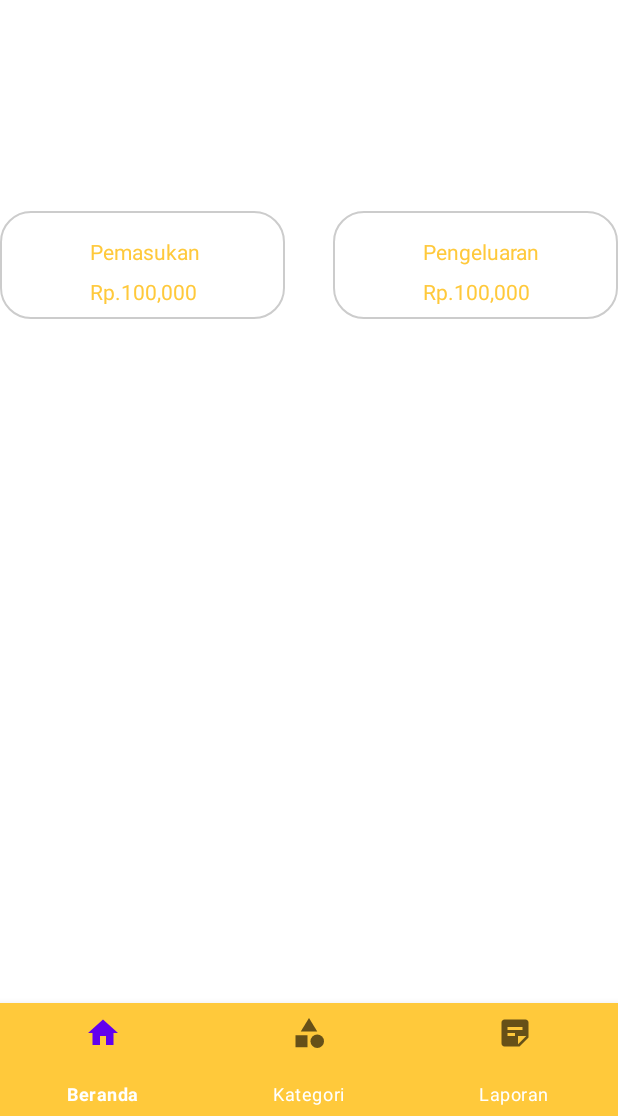
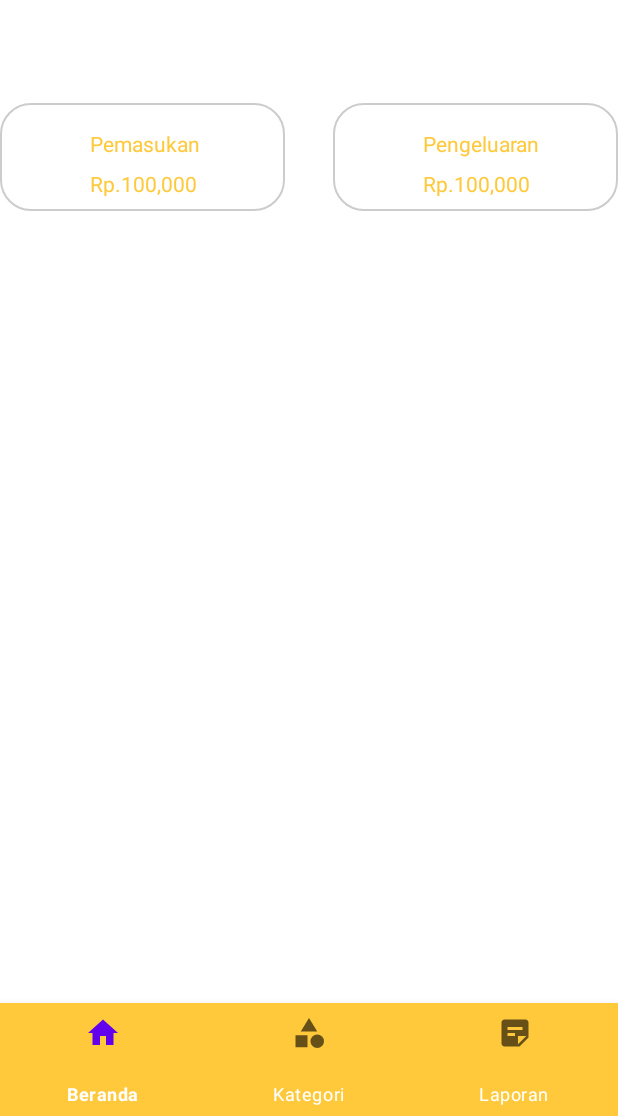
Before and after one commit to putriramadani/FinancialRecords, an Android app: the fragment DashboardTabFragment placed in its activity, on a phone screen of 412 x 824 dp, the part 120-1236 px from its top. Run offline under Robolectric (Android 15) with nearby library versions, the phone set to English and light mode, and no system bars; our stand-ins replace Firebase (no records; nobody signed in at launch, a user with empty details on screens opened directly).

Commit message:
masih error dikit

```diff
--- a/FinancialRecords/app/src/main/java/id/ac/polman/astra/kelompok2/financialrecords/ui/fragment/DashboardListFragment.java
+++ b/FinancialRecords/app/src/main/java/id/ac/polman/astra/kelompok2/financialrecords/ui/fragment/DashboardListFragment.java
@@ -1,4 +1,5 @@
 package id.ac.polman.astra.kelompok2.financialrecords.ui.fragment;
+
 
 import android.os.Bundle;
 import android.util.Log;
@@ -10,47 +11,87 @@ import android.widget.TextView;
 import androidx.annotation.NonNull;
 import androidx.annotation.Nullable;
 import androidx.fragment.app.Fragment;
-import androidx.lifecycle.ViewModelProvider;
 import androidx.recyclerview.widget.LinearLayoutManager;
 import androidx.recyclerview.widget.RecyclerView;
 
+import com.google.android.gms.tasks.OnCompleteListener;
+import com.google.android.gms.tasks.OnFailureListener;
+import com.google.android.gms.tasks.Task;
+import com.google.firebase.auth.FirebaseAuth;
+import com.google.firebase.auth.FirebaseUser;
+import com.google.firebase.firestore.DocumentSnapshot;
+import com.google.firebase.firestore.FirebaseFirestore;
+import com.google.firebase.firestore.QueryDocumentSnapshot;
+import com.google.firebase.firestore.QuerySnapshot;
+
+import java.util.ArrayList;
 import java.util.List;
 
 import id.ac.polman.astra.kelompok2.financialrecords.R;
-import id.ac.polman.astra.kelompok2.financialrecords.ViewModel.DashboardListViewModel;
+import id.ac.polman.astra.kelompok2.financialrecords.adapter.RecyclerAdapter;
 import id.ac.polman.astra.kelompok2.financialrecords.model.DashboardModel;
 
 public class DashboardListFragment extends Fragment {
-    private static final String TAG = DashboardListFragment.class.getSimpleName();
+    private View objectKTF;
 
-    private RecyclerView mDashboardRecyclerView;
-    private DashboardListViewModel mDashboardListViewModel;
-    private LaporanAdapter mAdapter;
+    List<DashboardModel> listDashboard = new ArrayList<>();
+    RecyclerView mRecyclerView;
+    RecyclerView.LayoutManager mLayoutManager;
+    FirebaseFirestore db;
+    LaporanAdapter mAdapter;
 
-    public static DashboardListFragment newInstance() { return new DashboardListFragment(); }
+    @Override
+    public View onCreateView(LayoutInflater inflater, ViewGroup container, Bundle savedInstanceState) {
+        objectKTF = inflater.inflate(R.layout.fragment_dashboard_list, container, false);
 
-    private void updateUI(){
-        List<DashboardModel> dashboardModels = mDashboardListViewModel.getDashboardModels();
-        Log.e(TAG, "Total Kategori : " + dashboardModels.size());
-        mAdapter = new LaporanAdapter(dashboardModels);
-        mDashboardRecyclerView.setAdapter(mAdapter);
+        mRecyclerView = objectKTF.findViewById(R.id.dashboard_recycler_view);
+
+        db = FirebaseFirestore.getInstance();
+
+        mRecyclerView.setHasFixedSize(true);
+        mLayoutManager = new LinearLayoutManager(getContext());
+        mRecyclerView.setLayoutManager(mLayoutManager);
+
+
+
+        showData();
+
+        return objectKTF;
     }
 
+    private void showData() {
+        FirebaseAuth firebaseAuth = FirebaseAuth.getInstance();
+        FirebaseUser firebaseUser = firebaseAuth.getCurrentUser();
+        String email = firebaseUser.getEmail();
+        db.collection("user").document(email)
+                .collection("Laporan").get()
+                .addOnCompleteListener(new OnCompleteListener<QuerySnapshot>() {
                     @Override
-    public void onCreate(@Nullable Bundle savedInstanceState) {
-        super.onCreate(savedInstanceState);
-//        FirebaseApp.initializeApp(getContext());
-        mDashboardListViewModel = new ViewModelProvider(this).get(DashboardListViewModel.class);
-
+                    public void onComplete(@NonNull Task<QuerySnapshot> task) {
+                        if (task.isSuccessful()) {
+                            for (QueryDocumentSnapshot document : task.getResult()) {
+                                DashboardModel dashboardModel = new DashboardModel();
+                                dashboardModel.setJenis_kategori(document.getLong("jenis_kategori").intValue());
+                                Log.e("Login", "jenis kategori :" + dashboardModel.getJenis_kategori());
+                                dashboardModel.setJumlah((document.getLong("jumlah").intValue()));
+                                Log.e("Login", "jumlah :" + dashboardModel.getJumlah());
+                                dashboardModel.setKategori(document.getString("kategori"));
+                                Log.e("Login", "kategori :" + dashboardModel.getKategori());
+                                dashboardModel.setTanggal(document.getDate("tanggal"));
+                                Log.e("Login", "tanggal :" + dashboardModel.getTanggal());
+                                listDashboard.add(dashboardModel);
                             }
-
+                        }
+                        mAdapter = new LaporanAdapter(listDashboard);
+                        mRecyclerView.setAdapter(mAdapter);
+                    }
+                })
+                .addOnFailureListener(new OnFailureListener() {
                     @Override
-    public View onCreateView(@NonNull LayoutInflater inflater, @Nullable ViewGroup container, @Nullable Bundle savedInstanceState) {
-        View view = inflater.inflate(R.layout.fragment_dashboard_list, container, false);
-        mDashboardRecyclerView = (RecyclerView) view.findViewById(R.id.dashboard_recycler_view);
-        mDashboardRecyclerView.setLayoutManager(new LinearLayoutManager(getActivity()));
-        updateUI();
-        return view;
+                    public void onFailure(@NonNull Exception e) {
+                        Log.e("TAG", e.getMessage());
+                    }
+                });
     }
 
     private class LaporanHolder extends RecyclerView.ViewHolder {
@@ -68,8 +109,10 @@ public class DashboardListFragment extends Fragment {
 
         public void bind(DashboardModel dashboardModel) {
             mDashboardModel = dashboardModel;
+            Log.e("Kategori", mDashboardModel.getKategori());
+            Log.e("Jumlah", String.valueOf(mDashboardModel.getJumlah()));
             mKategoriTextView.setText(mDashboardModel.getKategori());
-            mTotalTextView.setText(mDashboardModel.getJumlah());
+            mTotalTextView.setText(String.valueOf(mDashboardModel.getJumlah()));
         }
     }
 
--- a/FinancialRecords/app/src/main/java/id/ac/polman/astra/kelompok2/financialrecords/ui/fragment/DashboardTabFragment.java
+++ b/FinancialRecords/app/src/main/java/id/ac/polman/astra/kelompok2/financialrecords/ui/fragment/DashboardTabFragment.java
@@ -1,24 +1,32 @@
 package id.ac.polman.astra.kelompok2.financialrecords.ui.fragment;
 
+import android.content.Intent;
 import android.os.Bundle;
 import android.view.LayoutInflater;
 import android.view.View;
 import android.view.ViewGroup;
+import android.widget.Button;
 
 import androidx.annotation.NonNull;
 import androidx.annotation.Nullable;
 import androidx.appcompat.app.AppCompatActivity;
 import androidx.fragment.app.Fragment;
 import androidx.fragment.app.FragmentManager;
+import androidx.fragment.app.FragmentTransaction;
 
 import com.google.firebase.auth.FirebaseAuth;
+import com.google.firebase.auth.FirebaseUser;
 
 import id.ac.polman.astra.kelompok2.financialrecords.R;
+import id.ac.polman.astra.kelompok2.financialrecords.ui.activity.HomeActivity;
+import id.ac.polman.astra.kelompok2.financialrecords.ui.activity.LoginActivity;
+import id.ac.polman.astra.kelompok2.financialrecords.ui.activity.ProfileActivity;
 
 public class DashboardTabFragment extends Fragment {
 
     private View objectDTF;
     private FirebaseAuth firebaseAuth;
+    Button mLogoutBtn;
 
 //    @Override
 //    protected void onCreate(@Nullable Bundle savedInstanceState) {
@@ -39,6 +47,16 @@ public class DashboardTabFragment extends Fragment {
     @Override
     public View onCreateView(LayoutInflater inflater, ViewGroup container, Bundle savedInstanceState) {
         objectDTF = inflater.inflate(R.layout.dashboard_tab_fragment, container, false);
+
         return objectDTF;
     }
+
+    @Override
+    public void onViewCreated(View view, Bundle savedInstanceState) {
+
+        Fragment childFragment = new DashboardListFragment();
+        FragmentTransaction transaction = getChildFragmentManager().beginTransaction();
+        transaction.replace(R.id.child_fragment_container, childFragment).commit();
+    }
+
 }
--- a/FinancialRecords/app/src/main/res/layout/dashboard_tab_fragment.xml
+++ b/FinancialRecords/app/src/main/res/layout/dashboard_tab_fragment.xml
@@ -6,27 +6,28 @@
     android:layout_width="match_parent"
     android:layout_height="match_parent">
 
-    <TextView
-        android:id="@+id/nama_user"
-        android:layout_width="167dp"
-        android:layout_height="27dp"
-        app:layout_constraintBottom_toBottomOf="parent"
-        app:layout_constraintEnd_toEndOf="parent"
-        app:layout_constraintHorizontal_bias="1.0"
-        app:layout_constraintStart_toStartOf="parent"
-        app:layout_constraintTop_toTopOf="parent"
-        app:layout_constraintVertical_bias="0.022" />
+<!--    <TextView-->
+<!--        android:id="@+id/nama_user"-->
+<!--        android:layout_width="167dp"-->
+<!--        android:layout_height="27dp"-->
+<!--        app:layout_constraintBottom_toBottomOf="parent"-->
+<!--        app:layout_constraintEnd_toEndOf="parent"-->
+<!--        app:layout_constraintHorizontal_bias="1.0"-->
+<!--        app:layout_constraintStart_toStartOf="parent"-->
+<!--        app:layout_constraintTop_toTopOf="parent"-->
+<!--        app:layout_constraintVertical_bias="0.022" />-->
 
     <FrameLayout
+        android:id="@+id/frame_pemasukan"
         android:layout_width="190dp"
         android:layout_height="72dp"
+        android:background="@drawable/border"
         app:layout_constraintBottom_toBottomOf="parent"
         app:layout_constraintEnd_toEndOf="parent"
         app:layout_constraintHorizontal_bias="0.0"
         app:layout_constraintStart_toStartOf="parent"
         app:layout_constraintTop_toTopOf="parent"
-        app:layout_constraintVertical_bias="0.159"
-        android:background="@drawable/border">
+        app:layout_constraintVertical_bias="0.004">
 
         <TextView
             android:layout_width="80dp"
@@ -37,8 +38,10 @@
             android:textColor="@color/orange"
             app:layout_constraintBottom_toBottomOf="parent"
             app:layout_constraintEnd_toEndOf="parent"
+            app:layout_constraintHorizontal_bias="0.172"
             app:layout_constraintStart_toStartOf="parent"
-            app:layout_constraintTop_toTopOf="parent" />
+            app:layout_constraintTop_toTopOf="parent"
+            app:layout_constraintVertical_bias="0.092" />
 
         <TextView
             android:id="@+id/nominal_pemasukan"
@@ -55,13 +58,13 @@
     <FrameLayout
         android:layout_width="190dp"
         android:layout_height="72dp"
+        android:background="@drawable/border"
         app:layout_constraintBottom_toBottomOf="parent"
         app:layout_constraintEnd_toEndOf="parent"
         app:layout_constraintHorizontal_bias="1.0"
         app:layout_constraintStart_toStartOf="parent"
         app:layout_constraintTop_toTopOf="parent"
-        app:layout_constraintVertical_bias="0.159"
-        android:background="@drawable/border">
+        app:layout_constraintVertical_bias="0.004">
 
         <TextView
             android:layout_width="80dp"
@@ -82,8 +85,19 @@
             android:layout_marginLeft="50dp"
             android:layout_marginTop="20dp"
             android:gravity="bottom"
-            android:textColor="@color/orange"
-            android:text="Rp.100,000" />
+            android:text="Rp.100,000"
+            android:textColor="@color/orange" />
+
+    </FrameLayout>
+
+    <FrameLayout
+        android:id="@+id/child_fragment_container"
+        android:layout_width="match_parent"
+        android:layout_height="617dp"
+        android:layout_marginTop="20dp"
+        app:layout_constraintBottom_toTopOf="@+id/bottomNavigationView"
+        app:layout_constraintTop_toBottomOf="@+id/frame_pemasukan"
+        tools:layout_editor_absoluteX="0dp">
 
     </FrameLayout>
 
```
Also changed, not shown: FinancialRecords/app/src/main/java/id/ac/polman/astra/kelompok2/financialrecords/ui/fragment/KategoriTabFragment.java (+0 -16 lines). Lines whose indentation alone changed are shown as unchanged.
